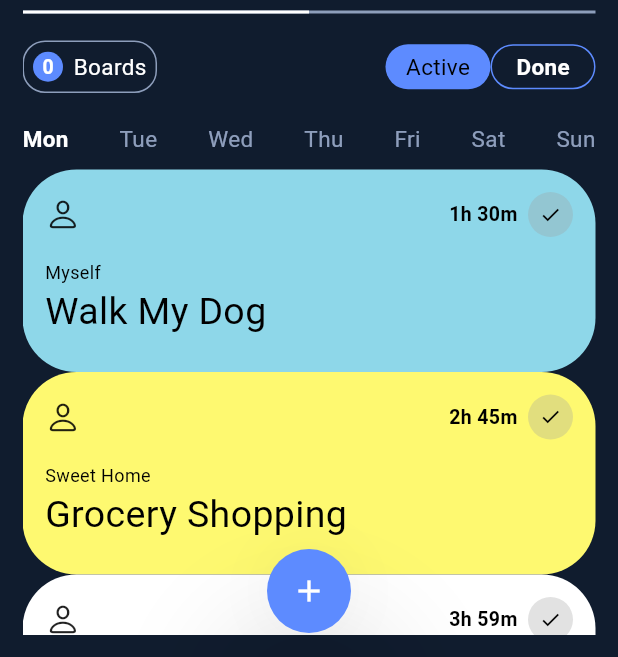
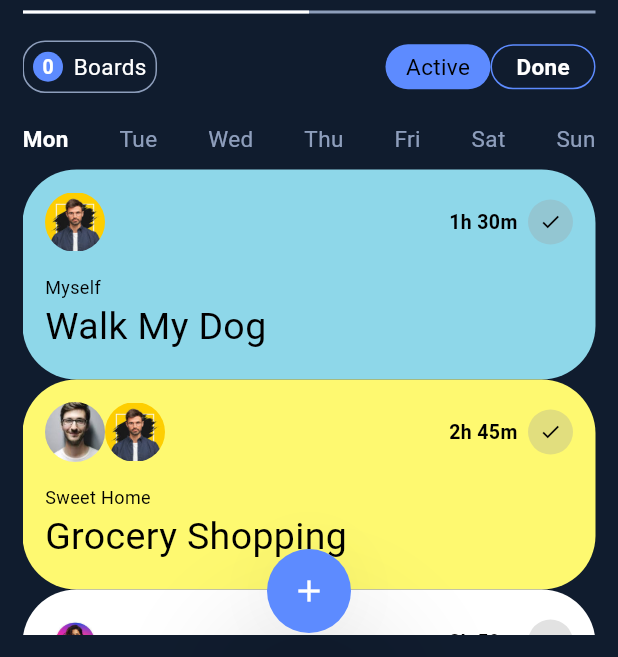
Before and after one commit to kutigbolahan/Dribble-Task, a Flutter app: the screen it shows after launch, on a phone screen of 412 x 824 dp, the part 579-1236 px from its top. Run offline on Flutter 3.47's test engine with Material 3 defaults, Android fonts, the phone set to English and light mode, and no system bars.

Commit message:
images to hompepage

```diff
--- a/lib/homepage.dart
+++ b/lib/homepage.dart
@@ -320,21 +320,51 @@ class _MyHomePageState extends State<MyHomePage> {
                 const SizedBox(
                   height: 10,
                 ),
-                const TaskWidget(
+                TaskWidget(
                   time: '1h 30m',
                   color: Color.fromRGBO(156, 236, 254, 0.9),
                   smallText: 'Myself',
-                    bigText: 'Walk My Dog'),
-                const TaskWidget(
+                  bigText: 'Walk My Dog',
+                  image: ClipOval(
+                      child: Image.asset(
+                    'assets/images/image2.jpeg',
+                    width: 40,
+                    height: 40,
+                  )),
+                ),
+                TaskWidget(
                     time: '2h 45m',
                     color: Color.fromRGBO(254, 249, 112, 1),
                     smallText: 'Sweet Home',
-                    bigText: 'Grocery Shopping'),
-                const TaskWidget(
+                    bigText: 'Grocery Shopping',
+                    image: Row(
+                      children: [
+                        ClipOval(
+                            child: Image.asset(
+                          'assets/images/image3.jpeg',
+                          width: 40,
+                          height: 40,
+                        )),
+                        ClipOval(
+                            child: Image.asset(
+                          'assets/images/image2.jpeg',
+                          width: 40,
+                          height: 40,
+                        )),
+                      ],
+                    )),
+                TaskWidget(
                   time: '3h 59m',
                   color: Colors.white,
                   smallText: 'Work',
-                    bigText: 'Business Meeting'),
+                  bigText: 'Business Meeting',
+                  image: ClipOval(
+                      child: Image.asset(
+                    'assets/images/image1.jpeg',
+                    width: 40,
+                    height: 40,
+                  )),
+                ),
               ],
             ),
           ),
@@ -363,17 +393,19 @@ class TaskWidget extends StatelessWidget {
     required this.color,
     required this.smallText,
     required this.bigText,
+    required this.image,
   });
   final String time;
   final Color color;
   final String smallText;
   final String bigText;
+  final Widget image;
 
   @override
   Widget build(BuildContext context) {
     return Container(
       padding: const EdgeInsets.all(15),
-      height: 135,
+      height: 140,
       width: MediaQuery.of(context).size.width,
       decoration:
           BoxDecoration(borderRadius: BorderRadius.circular(36), color: color),
@@ -382,7 +414,7 @@ class TaskWidget extends StatelessWidget {
         children: [
           Row(
             children: [
-              const Icon(CupertinoIcons.person),
+              image,
               const Spacer(),
               Text(time,
                   style: const TextStyle(
```
Lines whose indentation alone changed are shown as unchanged.
